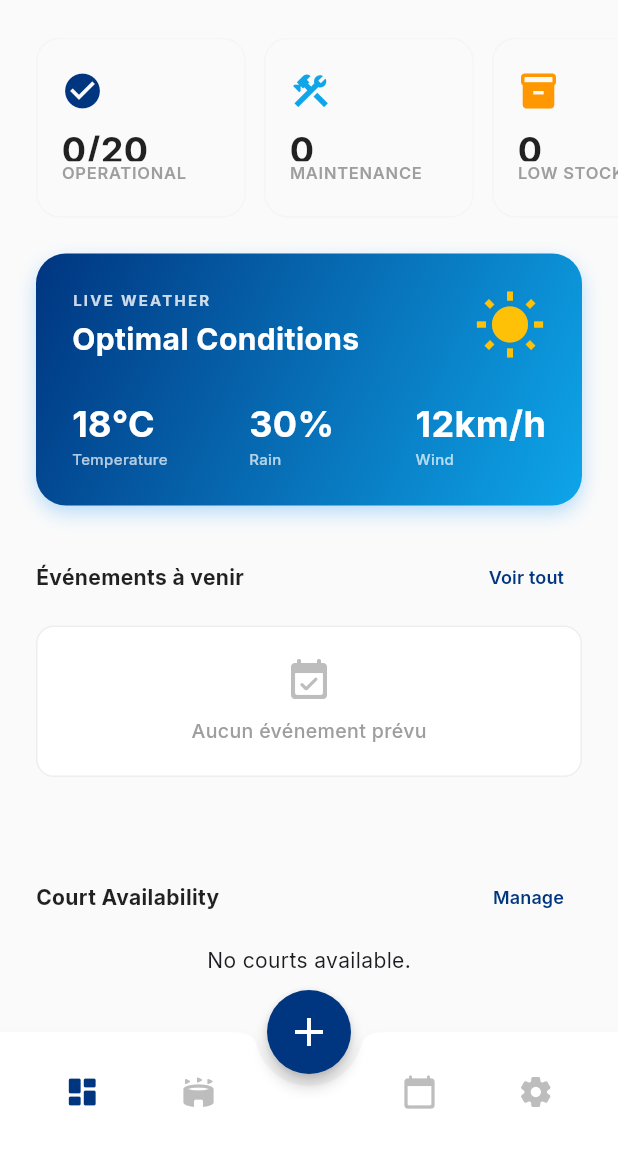
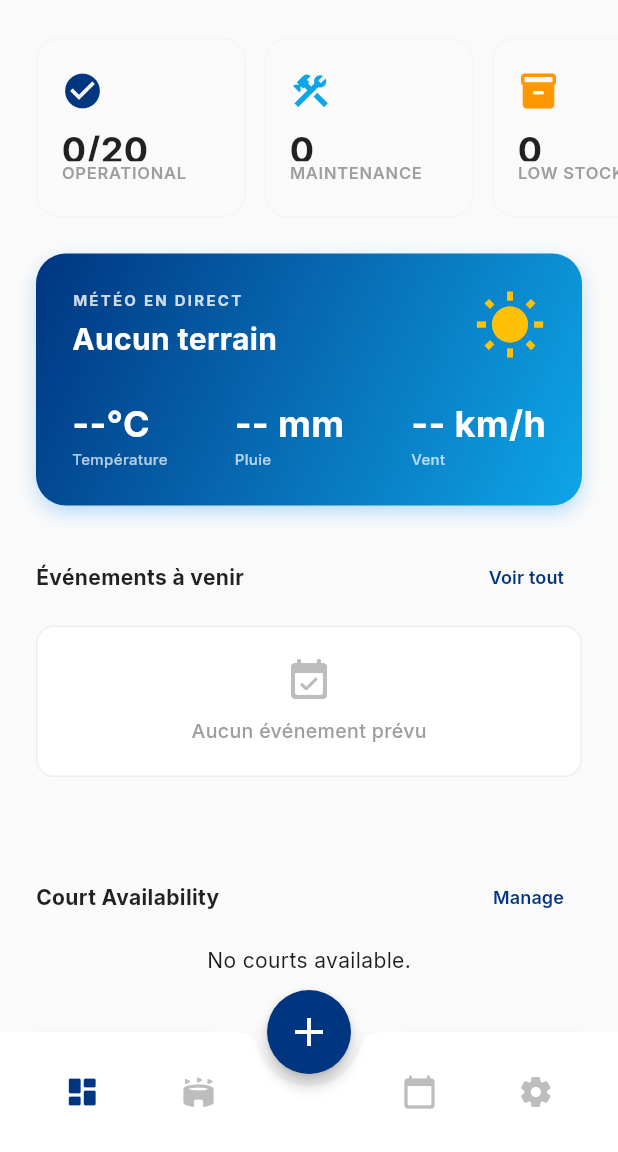
Before and after one commit to Simokes/tenniscourtcare, a Flutter app: the HomeScreen screen opened by its route, on a phone screen of 412 x 824 dp, the part 84-1236 px from its top. Run offline on Flutter 3.47's test engine with Material 3 defaults, Android fonts, the phone set to English and light mode, and no system bars; our stand-ins replace cloud_firestore, cloud_functions, connectivity_plus, drift, firebase_auth, firebase_core and 12 more; missing offline and left inert: cryptography, dart:js_interop, dart_jsonwebtoken; accounts and stored records are empty; generated files the repository leaves out were written again.

Commit message:
feat(weather): translate UI to French and connect Home screen widget
- Translated all hardcoded english text from the new weather redesign mockup into French.
- Mapped open-meteo weather condition codes into properly formatted French descriptions ("Ciel dégagé", "Pluie", "Nuageux", etc.).
- Refactored `WeatherCard` in the home screen to fetch and display real dynamic weather data (temperature, wind, rain) by matching it with `terrainsProvider` and `weatherForClubProvider`. Included loading and error UI states.

Co-authored-by: Simokes <186972204+Simokes@users.noreply.github.com>

```diff
--- a/lib/features/home/presentation/widgets/weather_card.dart
+++ b/lib/features/home/presentation/widgets/weather_card.dart
@@ -4,18 +4,91 @@ import 'package:google_fonts/google_fonts.dart';
 import 'package:go_router/go_router.dart';
 import 'package:tenniscourtcare/domain/entities/terrain.dart';
 import 'package:tenniscourtcare/presentation/providers/terrain_provider.dart';
+import 'package:tenniscourtcare/presentation/providers/weather_for_club_provider.dart';
 
 class WeatherCard extends ConsumerWidget {
   const WeatherCard({super.key});
 
   @override
   Widget build(BuildContext context, WidgetRef ref) {
+    final terrainsAsync = ref.watch(terrainsProvider);
+    final terrains = terrainsAsync.valueOrNull ?? const <Terrain>[];
+    final TerrainType? terrainType = terrains.isNotEmpty ? terrains.first.type : null;
+
+    if (terrainType == null) {
+      return _buildFallbackCard(context, ref);
+    }
+
+    final weatherAsync = ref.watch(weatherForClubProvider(terrainType));
+
+    return weatherAsync.when(
+      data: (weatherData) {
+        final weather = weatherData.context.snapshot;
+        final precipitationLast24h = weatherData.context.precipitationLast24h;
+        final unplayable = weatherData.unplayable;
+
+        final String conditionsTitle = unplayable ? 'À éviter' : 'Conditions optimales';
+        final IconData weatherIcon = _getWeatherIcon(weather.weatherCode);
+
+        return _buildCard(
+          context: context,
+          ref: ref,
+          terrains: terrains,
+          temp: '${weather.temperature.round()}°C',
+          rain: '${precipitationLast24h.round()} mm',
+          wind: '${weather.windSpeed.round()} km/h',
+          conditionsTitle: conditionsTitle,
+          icon: weatherIcon,
+        );
+      },
+      loading: () => _buildCard(
+        context: context,
+        ref: ref,
+        terrains: terrains,
+        temp: '--°C',
+        rain: '-- mm',
+        wind: '-- km/h',
+        conditionsTitle: 'Chargement...',
+        icon: Icons.hourglass_empty,
+      ),
+      error: (_, __) => _buildCard(
+        context: context,
+        ref: ref,
+        terrains: terrains,
+        temp: '--°C',
+        rain: '-- mm',
+        wind: '-- km/h',
+        conditionsTitle: 'Météo indisponible',
+        icon: Icons.error_outline,
+      ),
+    );
+  }
+
+  Widget _buildFallbackCard(BuildContext context, WidgetRef ref) {
+    return _buildCard(
+      context: context,
+      ref: ref,
+      terrains: [],
+      temp: '--°C',
+      rain: '-- mm',
+      wind: '-- km/h',
+      conditionsTitle: 'Aucun terrain',
+      icon: Icons.wb_sunny,
+    );
+  }
+
+  Widget _buildCard({
+    required BuildContext context,
+    required WidgetRef ref,
+    required List<Terrain> terrains,
+    required String temp,
+    required String rain,
+    required String wind,
+    required String conditionsTitle,
+    required IconData icon,
+  }) {
     return GestureDetector(
       onTap: () {
-        final terrains = ref
-            .read(terrainsProvider)
-            .maybeWhen(data: (list) => list, orElse: () => const <Terrain>[]);
-
         if (terrains.isNotEmpty) {
           final Terrain picked = terrains.first;
           context.push('/weather/${picked.type.name}');
@@ -42,7 +115,7 @@ class WeatherCard extends ConsumerWidget {
           borderRadius: BorderRadius.circular(20),
           boxShadow: [
             BoxShadow(
-              color: Colors.blue.withValues(alpha:0.3),
+              color: Colors.blue.withValues(alpha: 0.3),
               blurRadius: 10,
               offset: const Offset(0, 5),
             ),
@@ -59,17 +132,17 @@ class WeatherCard extends ConsumerWidget {
                   crossAxisAlignment: CrossAxisAlignment.start,
                   children: [
                     Text(
-                      'LIVE WEATHER',
+                      'MÉTÉO EN DIRECT',
                       style: GoogleFonts.inter(
                         fontSize: 10,
                         fontWeight: FontWeight.bold,
-                        color: Colors.white.withValues(alpha:0.8),
+                        color: Colors.white.withValues(alpha: 0.8),
                         letterSpacing: 1.5,
                       ),
                     ),
                     const SizedBox(height: 4),
                     Text(
-                      'Optimal Conditions',
+                      conditionsTitle,
                       style: GoogleFonts.inter(
                         fontSize: 20,
                         fontWeight: FontWeight.bold,
@@ -78,16 +151,16 @@ class WeatherCard extends ConsumerWidget {
                     ),
                   ],
                 ),
-                const Icon(Icons.wb_sunny, color: Colors.amber, size: 48),
+                Icon(icon, color: Colors.amber, size: 48),
               ],
             ),
             const SizedBox(height: 24),
             Row(
               mainAxisAlignment: MainAxisAlignment.spaceBetween,
               children: [
-                _buildWeatherDetail('18°C', 'Temperature'),
-                _buildWeatherDetail('30%', 'Rain'),
-                _buildWeatherDetail('12km/h', 'Wind'),
+                _buildWeatherDetail(temp, 'Température'),
+                _buildWeatherDetail(rain, 'Pluie'),
+                _buildWeatherDetail(wind, 'Vent'),
               ],
             ),
           ],
@@ -119,4 +192,13 @@ class WeatherCard extends ConsumerWidget {
       ],
     );
   }
+
+  IconData _getWeatherIcon(int code) {
+    if (code == 0) return Icons.wb_sunny;
+    if (code < 3) return Icons.cloud;
+    if (code < 50) return Icons.cloud;
+    if (code < 70) return Icons.water_drop;
+    if (code < 80) return Icons.ac_unit;
+    return Icons.thunderstorm;
+  }
 }
--- a/lib/features/weather/presentation/widgets/weather_widgets.dart
+++ b/lib/features/weather/presentation/widgets/weather_widgets.dart
@@ -113,7 +113,7 @@ class CurrentWeatherCard extends StatelessWidget {
                   mainAxisAlignment: MainAxisAlignment.spaceBetween,
                   children: [
                     const Text(
-                      'Current Conditions',
+                      'Conditions Actuelles',
                       style: TextStyle(
                         fontSize: 18,
                         fontWeight: FontWeight.bold,
@@ -127,7 +127,7 @@ class CurrentWeatherCard extends StatelessWidget {
                         borderRadius: BorderRadius.circular(20),
                       ),
                       child: Text(
-                        unplayable ? 'AVOID' : 'IDEAL FOR PLAY',
+                        unplayable ? 'À ÉVITER' : 'IDÉAL POUR JOUER',
                         style: TextStyle(
                           color: unplayable ? Colors.red.shade700 : Colors.green.shade700,
                           fontSize: 10,
@@ -144,7 +144,7 @@ class CurrentWeatherCard extends StatelessWidget {
                     Expanded(
                       child: _WeatherDetailItem(
                         icon: Icons.air,
-                        label: 'WIND',
+                        label: 'VENT',
                         value: weather.windSpeed.round().toString(),
                         unit: 'km/h',
                       ),
@@ -170,7 +170,7 @@ class CurrentWeatherCard extends StatelessWidget {
                     Expanded(
                       child: _WeatherDetailItem(
                         icon: Icons.grain,
-                        label: 'RAIN',
+                        label: 'PLUIE',
                         value: precipitationLast24h.round().toString(),
                         unit: 'mm',
                       ),
@@ -186,12 +186,12 @@ class CurrentWeatherCard extends StatelessWidget {
   }
 
   String _getWeatherConditionString(int code) {
-    if (code == 0) return 'Clear Sky';
-    if (code < 3) return 'Partly Cloudy';
-    if (code < 50) return 'Foggy';
-    if (code < 70) return 'Rain';
-    if (code < 80) return 'Snow';
-    return 'Thunderstorm';
+    if (code == 0) return 'Ciel dégagé';
+    if (code < 3) return 'Partiellement nuageux';
+    if (code < 50) return 'Brouillard';
+    if (code < 70) return 'Pluie';
+    if (code < 80) return 'Neige';
+    return 'Orage';
   }
 
   IconData _getWeatherIcon(int code) {
@@ -243,7 +243,7 @@ class RainHistoryChart extends StatelessWidget {
             mainAxisAlignment: MainAxisAlignment.spaceBetween,
             children: [
               const Text(
-                'RAIN HISTORY (30 DAYS)',
+                'HISTORIQUE DES PLUIES (30 JOURS)',
                 style: TextStyle(
                   fontSize: 12,
                   fontWeight: FontWeight.bold,
@@ -329,7 +329,7 @@ class ForecastSection extends StatelessWidget {
         children: [
           const SizedBox(height: 16),
           const Text(
-            '7-Day Forecast',
+            'Prévisions sur 7 jours',
             style: TextStyle(
               fontSize: 18,
               fontWeight: FontWeight.bold,
@@ -354,12 +354,12 @@ class _ForecastListItem extends StatelessWidget {
     final now = DateTime.now();
     final date = forecast.date;
 
-    // Day format like "Monday"
-    final List<String> weekdays = ['Monday', 'Tuesday', 'Wednesday', 'Thursday', 'Friday', 'Saturday', 'Sunday'];
+    // Day format like "Lundi"
+    final List<String> weekdays = ['Lundi', 'Mardi', 'Mercredi', 'Jeudi', 'Vendredi', 'Samedi', 'Dimanche'];
     String dayLabel = weekdays[date.weekday - 1];
 
     if (date.year == now.year && date.month == now.month && date.day == now.day) {
-      dayLabel = 'Today';
+      dayLabel = 'Aujourd\'hui';
     }
 
     final String conditionStr = _getWeatherConditionString(forecast.weatherCode);
@@ -374,11 +374,11 @@ class _ForecastListItem extends StatelessWidget {
     IconData statusIcon = Icons.check_circle;
 
     if (isHeavyRain) {
-      statusStr = 'Avoid';
+      statusStr = 'À éviter';
       statusColor = Colors.red.shade500;
       statusIcon = Icons.cancel;
     } else if (isRaining || forecast.weatherCode >= 50) {
-      statusStr = 'Playable';
+      statusStr = 'Jouable';
       statusColor = const Color(0xFF00419A); // primary blue
       statusIcon = Icons.check_circle;
     }
@@ -480,13 +480,13 @@ class _ForecastListItem extends StatelessWidget {
   }
 
   String _getWeatherConditionString(int code) {
-    if (code == 0) return 'Clear';
-    if (code < 3) return 'Cloudy'; // Or partly cloudy
-    if (code < 50) return 'Overcast';
-    if (code < 70) return 'Rain';
-    if (code == 71 || code == 73 || code == 75 || code == 77) return 'Snow';
-    if (code > 80) return 'Heavy Rain';
-    return 'Thunderstorm';
+    if (code == 0) return 'Dégagé';
+    if (code < 3) return 'Nuageux'; // Or partly cloudy
+    if (code < 50) return 'Couvert';
+    if (code < 70) return 'Pluie';
+    if (code == 71 || code == 73 || code == 75 || code == 77) return 'Neige';
+    if (code > 80) return 'Forte Pluie';
+    return 'Orage';
   }
 
   IconData _getWeatherIcon(int code) {
```
